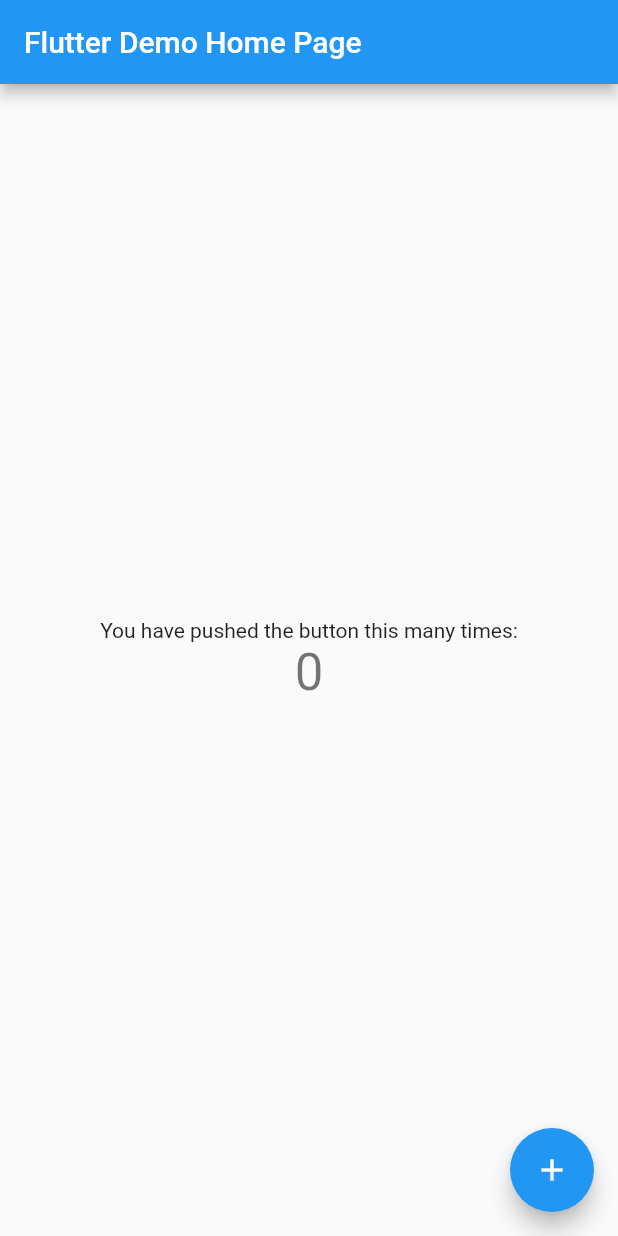
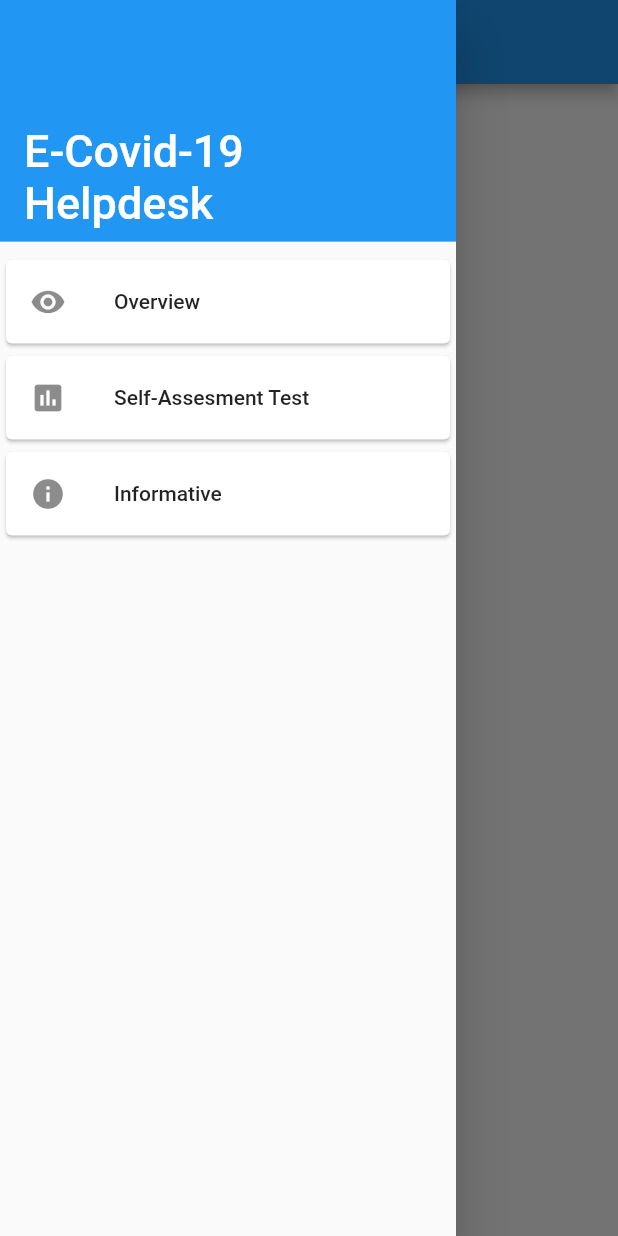
Before and after one commit to princepriyank/e-covid-19-helpdesk, a Flutter app: the screen it shows after launch, with the side drawer open (before the commit the screen has no drawer), on a phone screen of 412 x 824 dp. Run offline on Flutter 3.47's test engine with Material 2 defaults, Android fonts, the phone set to English and light mode, and no system bars.

Commit message:
Drawer and icons

```diff
--- /dev/null
+++ b/ecovid19/lib/drawer.dart
@@ -0,0 +1,59 @@
+import 'package:flutter/material.dart';
+import 'package:flutter/cupertino.dart';
+class drawer extends StatelessWidget {
+  @override
+  Widget build(BuildContext context) {
+    return Drawer(
+      // Add a ListView to the drawer. This ensures the user can scroll
+      // through the options in the drawer if there isn't enough vertical
+      // space to fit everything.
+      child: ListView(
+        // Important: Remove any padding from the ListView.
+        padding: EdgeInsets.zero,
+        children: <Widget>[
+          DrawerHeader(
+            child: Column(
+              mainAxisAlignment: MainAxisAlignment.end,
+              children: <Widget>[
+                Text('E-Covid-19 Helpdesk', style: TextStyle(
+                  color: Colors.white,
+                  fontSize: 30,
+                )),],
+
+            ),
+            decoration: BoxDecoration(
+              color: Colors.blue,
+            ),
+          ),
+          Card(
+            child: ListTile(
+              leading: Icon(Icons.remove_red_eye),
+              title: Text('Overview'),
+              onTap: () {
+
+              },
+            ),
+          ),
+          Card(
+            child: ListTile(
+              leading: Icon(Icons.assessment),
+              title: Text('Self-Assesment Test'),
+              onTap: () {
+
+              },
+            ),
+          ),
+          Card(
+            child: ListTile(
+              leading: Icon(Icons.info),
+              title: Text('Informative'),
+              onTap: () {
+
+              },
+            ),
+          ),
+        ],
+      ),
+    );
+  }
+}
--- a/ecovid19/lib/main.dart
+++ b/ecovid19/lib/main.dart
@@ -1,117 +1,20 @@
+import 'package:flutter/cupertino.dart';
 import 'package:flutter/material.dart';
-
+import 'drawer.dart';
 void main() {
-  runApp(MyApp());
+  runApp(Home());
 }
 
-class MyApp extends StatelessWidget {
+class Home extends StatelessWidget {
   // This widget is the root of your application.
   @override
   Widget build(BuildContext context) {
     return MaterialApp(
-      title: 'Flutter Demo',
-      theme: ThemeData(
-        // This is the theme of your application.
-        //
-        // Try running your application with "flutter run". You'll see the
-        // application has a blue toolbar. Then, without quitting the app, try
-        // changing the primarySwatch below to Colors.green and then invoke
-        // "hot reload" (press "r" in the console where you ran "flutter run",
-        // or simply save your changes to "hot reload" in a Flutter IDE).
-        // Notice that the counter didn't reset back to zero; the application
-        // is not restarted.
-        primarySwatch: Colors.blue,
-        // This makes the visual density adapt to the platform that you run
-        // the app on. For desktop platforms, the controls will be smaller and
-        // closer together (more dense) than on mobile platforms.
-        visualDensity: VisualDensity.adaptivePlatformDensity,
-      ),
-      home: MyHomePage(title: 'Flutter Demo Home Page'),
+      home: Scaffold(
+        appBar: AppBar(
+         title: Text("E-Covid-19 HelpDesk")
+        ),
+        drawer: drawer(),
+      )
     );
-  }
-}
-
-class MyHomePage extends StatefulWidget {
-  MyHomePage({Key key, this.title}) : super(key: key);
-
-  // This widget is the home page of your application. It is stateful, meaning
-  // that it has a State object (defined below) that contains fields that affect
-  // how it looks.
-
-  // This class is the configuration for the state. It holds the values (in this
-  // case the title) provided by the parent (in this case the App widget) and
-  // used by the build method of the State. Fields in a Widget subclass are
-  // always marked "final".
-
-  final String title;
-
-  @override
-  _MyHomePageState createState() => _MyHomePageState();
-}
-
-class _MyHomePageState extends State<MyHomePage> {
-  int _counter = 0;
-
-  void _incrementCounter() {
-    setState(() {
-      // This call to setState tells the Flutter framework that something has
-      // changed in this State, which causes it to rerun the build method below
-      // so that the display can reflect the updated values. If we changed
-      // _counter without calling setState(), then the build method would not be
-      // called again, and so nothing would appear to happen.
-      _counter++;
-    });
-  }
-
-  @override
-  Widget build(BuildContext context) {
-    // This method is rerun every time setState is called, for instance as done
-    // by the _incrementCounter method above.
-    //
-    // The Flutter framework has been optimized to make rerunning build methods
-    // fast, so that you can just rebuild anything that needs updating rather
-    // than having to individually change instances of widgets.
-    return Scaffold(
-      appBar: AppBar(
-        // Here we take the value from the MyHomePage object that was created by
-        // the App.build method, and use it to set our appbar title.
-        title: Text(widget.title),
-      ),
-      body: Center(
-        // Center is a layout widget. It takes a single child and positions it
-        // in the middle of the parent.
-        child: Column(
-          // Column is also a layout widget. It takes a list of children and
-          // arranges them vertically. By default, it sizes itself to fit its
-          // children horizontally, and tries to be as tall as its parent.
-          //
-          // Invoke "debug painting" (press "p" in the console, choose the
-          // "Toggle Debug Paint" action from the Flutter Inspector in Android
-          // Studio, or the "Toggle Debug Paint" command in Visual Studio Code)
-          // to see the wireframe for each widget.
-          //
-          // Column has various properties to control how it sizes itself and
-          // how it positions its children. Here we use mainAxisAlignment to
-          // center the children vertically; the main axis here is the vertical
-          // axis because Columns are vertical (the cross axis would be
-          // horizontal).
-          mainAxisAlignment: MainAxisAlignment.center,
-          children: <Widget>[
-            Text(
-              'You have pushed the button this many times:',
-            ),
-            Text(
-              '$_counter',
-              style: Theme.of(context).textTheme.headline4,
-            ),
-          ],
-        ),
-      ),
-      floatingActionButton: FloatingActionButton(
-        onPressed: _incrementCounter,
-        tooltip: 'Increment',
-        child: Icon(Icons.add),
-      ), // This trailing comma makes auto-formatting nicer for build methods.
-    );
-  }
-}
+  }}
--- a/ecovid19/pubspec.yaml
+++ b/ecovid19/pubspec.yaml
@@ -43,7 +43,8 @@ flutter:
   # included with your application, so that you can use the icons in
   # the material Icons class.
   uses-material-design: true
-
+  assets:
+    - images/
   # To add assets to your application, add an assets section, like this:
   # assets:
   #   - images/a_dot_burr.jpeg
```
Also changed, not shown: ecovid19/images/COVID-19.png (added), 22 other files.
